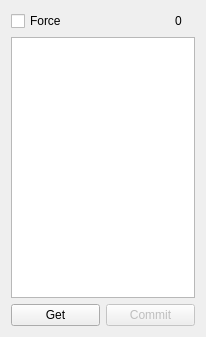
The window that private/tickersdb/widget.ui (HappySeaFox/tht) describes before a commit, drawn with Qt 5.
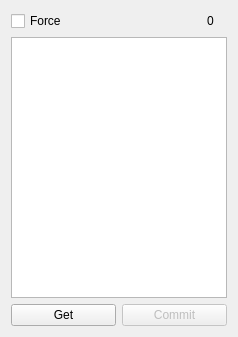
The same window after the commit.

```diff
--- a/private/tickersdb/widget.ui
+++ b/private/tickersdb/widget.ui
@@ -6,7 +6,7 @@
    <rect>
     <x>0</x>
     <y>0</y>
-    <width>206</width>
+    <width>238</width>
     <height>337</height>
    </rect>
   </property>
```
